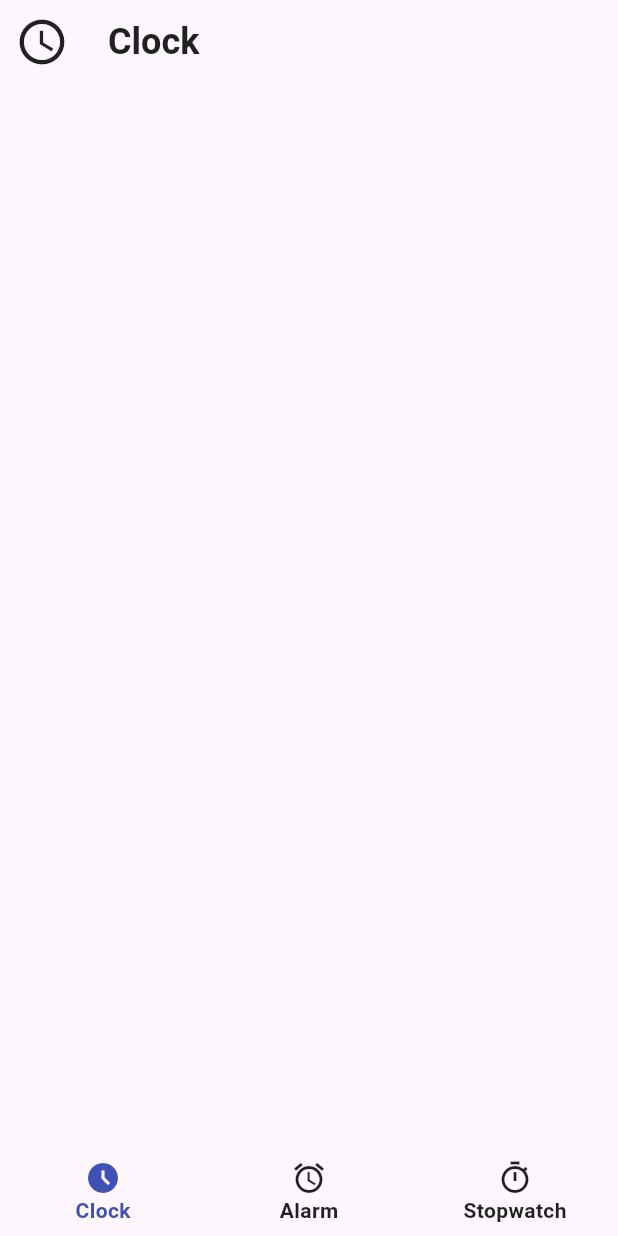
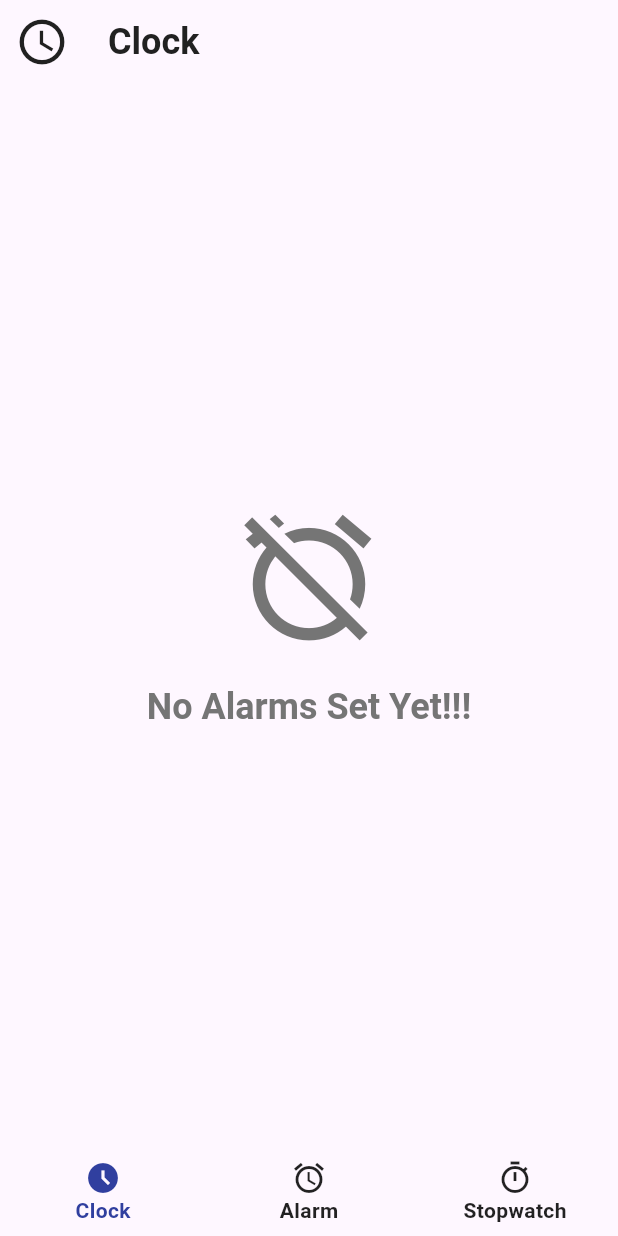
Before and after one commit to RohitMundhra123/portfolio_app, a Flutter app: the ClockApp screen opened directly, swiped to page 2, on a phone screen of 412 x 824 dp. Run offline on Flutter 3.47's test engine with Material 3 defaults, Android fonts, the phone set to English and light mode, and no system bars; our stand-ins replace drift, drift_flutter, get, shared_preferences, sqflite; accounts and stored records are empty; generated files the repository leaves out were written again.

Commit message:
Add alarm functionality with model and UI integration

```diff
--- a/lib/controllers/clock_controller.dart
+++ b/lib/controllers/clock_controller.dart
@@ -1,7 +1,9 @@
 import 'dart:async';
+import 'dart:convert';
 
 import 'package:flutter/material.dart';
 import 'package:get/get.dart';
+import 'package:my_portfolio/models/alarm_model.dart';
 import 'package:my_portfolio/services/shared_preferences_service.dart';
 
 class ClockController extends GetxController {
@@ -14,6 +16,7 @@ class ClockController extends GetxController {
   final RxInt stopWatchSeconds = 0.obs;
   final RxInt stopWatchMilliseconds = 0.obs;
   final RxList<String> stopWatchLaps = <String>[].obs;
+  final RxList<AlarmModel> alarms = <AlarmModel>[].obs;
 
   final SharedPreferencesService _sharedPreferencesService =
       SharedPreferencesService();
@@ -49,6 +52,12 @@ class ClockController extends GetxController {
         stopWatchShowButtons.value = true;
       }
     }
+    _sharedPreferencesService
+        .getStringList(SharedPreferencesService.alarms)
+        ?.forEach((element) {
+          final alarm = AlarmModel.fromMap(jsonDecode(element));
+          alarms.add(alarm);
+        });
   }
 
   void pageChange() {
@@ -120,4 +129,35 @@ class ClockController extends GetxController {
       '${stopWatchMilliseconds.value.toString().padLeft(2, '0')}',
     );
   }
+
+  void addAlarm(AlarmModel alarm) {
+    alarms.add(alarm);
+    _sharedPreferencesService.setStringList(
+      SharedPreferencesService.alarms,
+      alarms.map((e) => jsonEncode(e.toMap())).toList(),
+    );
+  }
+
+  void deleteAlarm(AlarmModel alarm) {
+    alarms.remove(alarm);
+    _sharedPreferencesService.setStringList(
+      SharedPreferencesService.alarms,
+      alarms.map((e) => jsonEncode(e.toMap())).toList(),
+    );
+  }
+
+  void toogleAlarm(AlarmModel alarm) {
+    alarm.isActive = !alarm.isActive;
+    _sharedPreferencesService.setStringList(
+      SharedPreferencesService.alarms,
+      alarms.map((e) => jsonEncode(e.toMap())).toList(),
+    );
+  }
+
+  void updateAlarm(AlarmModel alarm) {
+    _sharedPreferencesService.setStringList(
+      SharedPreferencesService.alarms,
+      alarms.map((e) => jsonEncode(e.toMap())).toList(),
+    );
+  }
 }
--- /dev/null
+++ b/lib/models/alarm_model.dart
@@ -0,0 +1,32 @@
+import 'package:flutter/material.dart';
+
+class AlarmModel {
+  String id;
+  TimeOfDay alarmTime;
+  String description;
+  bool isActive;
+
+  AlarmModel({
+    required this.id,
+    required this.alarmTime,
+    required this.description,
+    required this.isActive,
+  });
+
+  factory AlarmModel.fromMap(Map<String, dynamic> json) => AlarmModel(
+    id: json["id"],
+    alarmTime: TimeOfDay(
+      hour: json["alarmTime"]["hour"],
+      minute: json["alarmTime"]["minute"],
+    ),
+    description: json["description"],
+    isActive: json["isActive"],
+  );
+
+  Map<String, dynamic> toMap() => {
+    "id": id,
+    "description": description,
+    "alarmTime": {"hour": alarmTime.hour, "minute": alarmTime.minute},
+    "isActive": isActive,
+  };
+}
--- a/lib/screens/apps/clock/alarm.dart
+++ b/lib/screens/apps/clock/alarm.dart
@@ -0,0 +1,66 @@
+import 'package:flutter/material.dart';
+import 'package:get/get.dart';
+import 'package:my_portfolio/constants/theme.dart';
+import 'package:my_portfolio/controllers/clock_controller.dart';
+
+class AlarmApp extends StatefulWidget {
+  const AlarmApp({super.key, required this.clockController});
+
+  final ClockController clockController;
+
+  @override
+  State<AlarmApp> createState() => _AlarmAppState();
+}
+
+class _AlarmAppState extends State<AlarmApp> {
+  late final ClockController _clockController;
+
+  @override
+  void initState() {
+    super.initState();
+    _clockController = widget.clockController;
+  }
+
+  @override
+  Widget build(BuildContext context) {
+    return Obx(
+      () =>
+          _clockController.alarms.isEmpty
+              ? Center(
+                child: Column(
+                  mainAxisAlignment: MainAxisAlignment.center,
+                  children: [
+                    Icon(
+                      Icons.alarm_off,
+                      size: 100,
+                      color: CustomThemeData.secondaryTextColor,
+                    ),
+                    const SizedBox(height: 20),
+                    Text(
+                      'No Alarms Set Yet!!!',
+                      style: Get.textTheme.headlineMedium?.copyWith(
+                        color: CustomThemeData.secondaryTextColor,
+                      ),
+                    ),
+                  ],
+                ),
+              )
+              : ListView.builder(
+                itemCount: _clockController.alarms.length,
+                itemBuilder: (context, index) {
+                  final alarm = _clockController.alarms[index];
+                  return ListTile(
+                    title: Text(alarm.alarmTime.format(context)),
+                    subtitle: Text(alarm.description),
+                    trailing: IconButton(
+                      icon: const Icon(Icons.delete),
+                      onPressed: () {
+                        _clockController.alarms.removeAt(index);
+                      },
+                    ),
+                  );
+                },
+              ),
+    );
+  }
+}
--- a/lib/screens/apps/clock/clock.dart
+++ b/lib/screens/apps/clock/clock.dart
@@ -1,6 +1,8 @@
 import 'package:flutter/material.dart';
 import 'package:get/get.dart';
 import 'package:my_portfolio/controllers/clock_controller.dart';
+import 'package:my_portfolio/screens/apps/clock/addalarm.dart';
+import 'package:my_portfolio/screens/apps/clock/alarm.dart';
 import 'package:my_portfolio/screens/apps/clock/customclock.dart';
 import 'package:my_portfolio/screens/apps/clock/stopwatch.dart';
 import 'package:my_portfolio/utils/widgets/appbar_widget.dart';
@@ -26,7 +28,7 @@ class _ClockAppState extends State<ClockApp> {
           case 0:
             return ClockWidget();
           case 1:
-            return Container();
+            return AlarmApp(clockController: _clockController);
           case 2:
             return StopwatchApp(clockController: _clockController);
           default:
@@ -90,6 +92,23 @@ class _ClockAppState extends State<ClockApp> {
       appBar: customAppBar('Clock'),
       body: _body(),
       bottomNavigationBar: _bottomNavigationBar(),
+      floatingActionButton: Obx(
+        () =>
+            _clockController.currentIndex.value == 1
+                ? FloatingActionButton(
+                      backgroundColor: Get.theme.primaryColor,
+                      onPressed: () {
+                        Get.bottomSheet(
+                          AddAlarm(clockController: _clockController),
+                          isScrollControlled: true,
+                          elevation: 5,
+                        );
+                      },
+                      child: Icon(Icons.add, color: Colors.white),
+                    )
+                    as Widget
+                : SizedBox.shrink(),
+      ),
     );
   }
 }
--- a/lib/services/shared_preferences_service.dart
+++ b/lib/services/shared_preferences_service.dart
@@ -3,6 +3,7 @@ import 'package:shared_preferences/shared_preferences.dart';
 class SharedPreferencesService {
   static const String stopWatchTime = 'stopWatchTime';
   static const String stopWatchLaps = 'stopWatchLaps';
+  static const String alarms = 'alarms';
 
   static final SharedPreferencesService _instance =
       SharedPreferencesService._internal();
```
Also changed, not shown: lib/constants/theme.dart (+25 -1 lines), lib/screens/apps/clock/addalarm.dart (added, +181 -0 lines).
